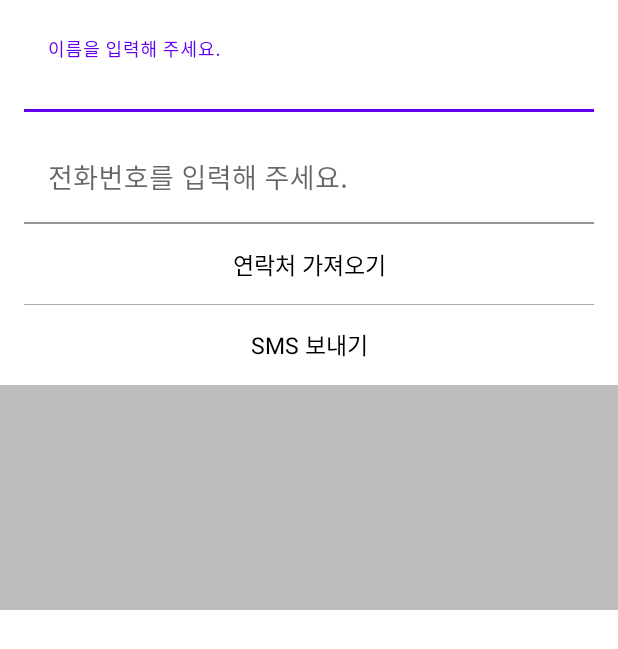
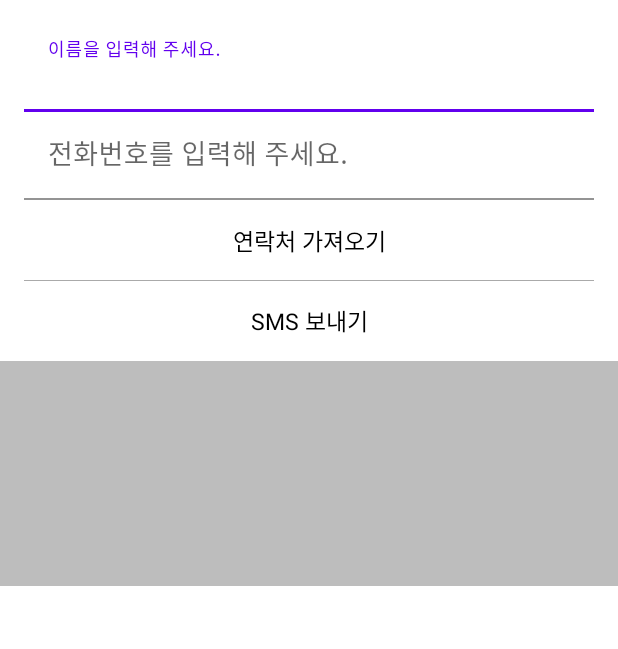
Before and after one commit to ovso/Dialer, an Android app: the layout dialog_dialer_add_no.xml on its own in the app's theme, with its tools: preview values and no code run, on a phone screen of 412 x 824 dp. Shown: the top 649 px of the screen. Run offline under Robolectric (Android 15) with nearby library versions, the phone set to English and light mode, and no system bars.

Commit message:
feat: Modify ContactsDialog.kt

```diff
--- a/app/src/main/java/io/github/ovso/dialer/view/ui/ContactsDialog.kt
+++ b/app/src/main/java/io/github/ovso/dialer/view/ui/dialer/ContactsDialog.kt
@@ -1,4 +1,4 @@
-package io.github.ovso.dialer.view.ui
+package io.github.ovso.dialer.view.ui.dialer
 
 import android.content.Context
 import android.content.Intent
@@ -52,7 +52,7 @@ class ContactsDialog(
     return this
   }
 
-  fun onActivityResult(it: ActivityResult?) {
+  fun onContactsResult(it: ActivityResult?) {
     Logger.d("it: ${it?.data?.data?.path}")
     it?.data?.data?.let { uri ->
       context.contentResolver?.query(
--- a/app/src/main/java/io/github/ovso/dialer/view/ui/dialer/DialerFragment.kt
+++ b/app/src/main/java/io/github/ovso/dialer/view/ui/dialer/DialerFragment.kt
@@ -11,7 +11,6 @@ import dagger.hilt.android.AndroidEntryPoint
 import io.github.ovso.dialer.R
 import io.github.ovso.dialer.databinding.FragmentDialerBinding
 import io.github.ovso.dialer.view.base.DataBindingFragment
-import io.github.ovso.dialer.view.ui.ContactsDialog
 import io.github.ovso.dialer.view.ui.dialer.adapter.DialerAdapter
 
 @AndroidEntryPoint
@@ -57,7 +56,7 @@ class DialerFragment : DataBindingFragment<FragmentDialerBinding>(R.layout.fragm
 
   private var contactsDialogLauncher: ActivityResultLauncher<Intent> =
     registerForActivityResult(ActivityResultContracts.StartActivityForResult()) {
-      contactsDialog?.onActivityResult(it)
+      contactsDialog?.onContactsResult(it)
     }
 
 
--- a/app/src/main/res/layout/dialog_dialer_add_no.xml
+++ b/app/src/main/res/layout/dialog_dialer_add_no.xml
@@ -9,14 +9,16 @@
     android:id="@+id/til_add_dialog_name"
     android:layout_width="match_parent"
     android:layout_height="wrap_content"
-    android:layout_margin="16dp"
+    android:layout_marginStart="16dp"
+    android:layout_marginTop="16dp"
+    android:layout_marginEnd="16dp"
     app:endIconMode="clear_text"
     app:layout_constraintEnd_toEndOf="parent"
     app:layout_constraintStart_toStartOf="parent"
     app:layout_constraintTop_toTopOf="parent">
 
     <com.google.android.material.textfield.TextInputEditText
-      android:id="@+id/et_add_dialog_no"
+      android:id="@+id/et_add_dialog_nm"
       android:layout_width="match_parent"
       android:layout_height="wrap_content"
       android:backgroundTint="@android:color/white"
@@ -32,14 +34,15 @@
     android:id="@+id/til_add_dialog_no"
     android:layout_width="match_parent"
     android:layout_height="wrap_content"
-    android:layout_margin="16dp"
+    android:layout_marginStart="16dp"
+    android:layout_marginEnd="16dp"
     app:endIconMode="clear_text"
     app:layout_constraintEnd_toEndOf="parent"
     app:layout_constraintStart_toStartOf="parent"
     app:layout_constraintTop_toBottomOf="@id/til_add_dialog_name">
 
     <com.google.android.material.textfield.TextInputEditText
-      android:id="@+id/et_add_dialog_nm"
+      android:id="@+id/et_add_dialog_no"
       android:layout_width="match_parent"
       android:layout_height="wrap_content"
       android:backgroundTint="@android:color/white"
```
